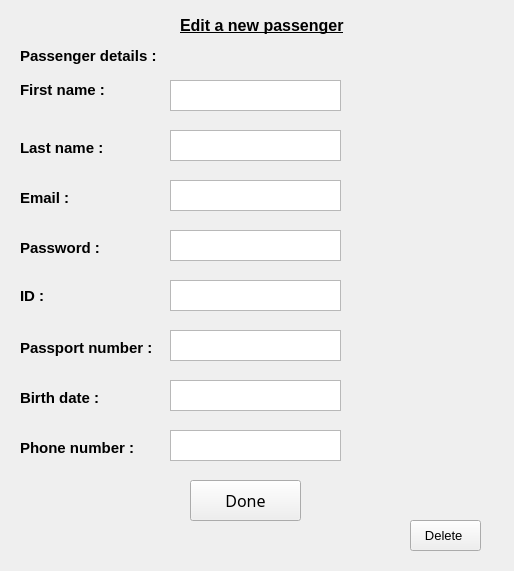
Qt form editnewpassenger.ui (Abdelrahman-Shorim/FlightApp) before a commit.
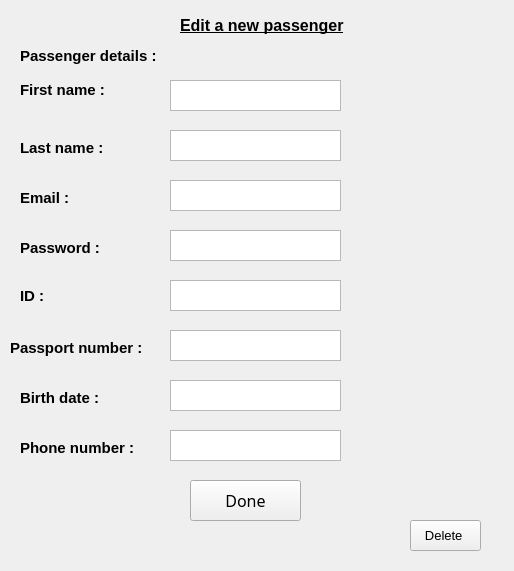
The same form after that commit.

What changed in the file:
```diff
--- a/editnewpassenger.ui
+++ b/editnewpassenger.ui
@@ -23,7 +23,7 @@
     <rect>
      <x>180</x>
      <y>10</y>
-     <width>181</width>
+     <width>231</width>
      <height>31</height>
     </rect>
    </property>
@@ -44,7 +44,7 @@
     <rect>
      <x>20</x>
      <y>40</y>
-     <width>151</width>
+     <width>181</width>
      <height>31</height>
     </rect>
    </property>
@@ -65,7 +65,7 @@
     <rect>
      <x>20</x>
      <y>80</y>
-     <width>101</width>
+     <width>111</width>
      <height>20</height>
     </rect>
    </property>
@@ -96,7 +96,7 @@
     <rect>
      <x>20</x>
      <y>140</y>
-     <width>101</width>
+     <width>111</width>
      <height>16</height>
     </rect>
    </property>
@@ -246,9 +246,9 @@
   <widget class="QLabel" name="label_8">
    <property name="geometry">
     <rect>
-     <x>20</x>
+     <x>10</x>
      <y>340</y>
-     <width>141</width>
+     <width>161</width>
      <height>16</height>
     </rect>
    </property>
@@ -340,7 +340,7 @@
     <rect>
      <x>20</x>
      <y>440</y>
-     <width>131</width>
+     <width>141</width>
      <height>16</height>
     </rect>
    </property>
```
Left out of the diff: 20 changed lines with no effect on the pictures.
